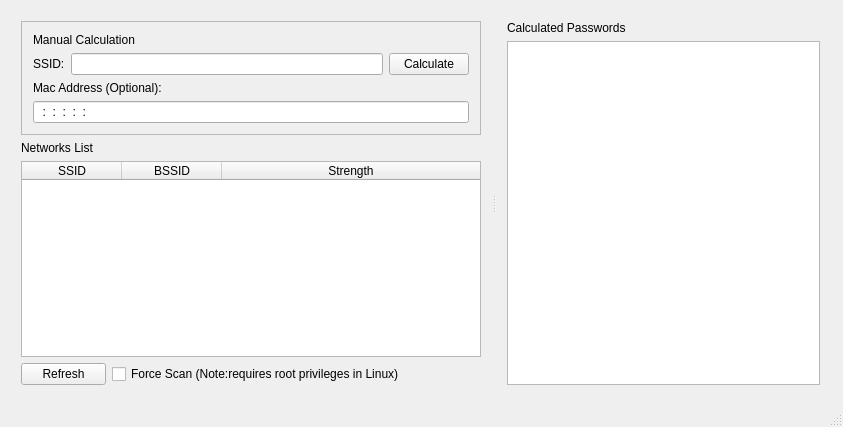
Qt form forms/routerkeygen.ui (routerkeygen/routerkeygenPC) before a commit.
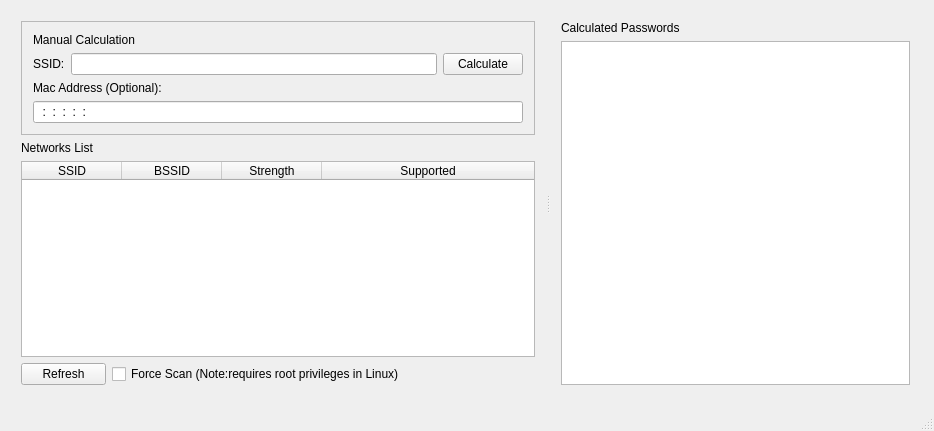
The same form after that commit. Icons and pictures are not drawn.

Commit message: Added supported column to the Network List table and sort the table by it.

```diff
--- a/forms/routerkeygen.ui
+++ b/forms/routerkeygen.ui
@@ -6,8 +6,8 @@
    <rect>
     <x>0</x>
     <y>0</y>
-    <width>843</width>
-    <height>427</height>
+    <width>934</width>
+    <height>431</height>
    </rect>
   </property>
   <property name="windowTitle">
@@ -23,7 +23,7 @@
      <rect>
       <x>10</x>
       <y>10</y>
-      <width>821</width>
+      <width>911</width>
       <height>386</height>
      </rect>
     </property>
@@ -102,7 +102,7 @@
          <bool>false</bool>
         </property>
         <property name="columnCount">
-         <number>3</number>
+         <number>4</number>
         </property>
         <attribute name="horizontalHeaderCascadingSectionResizes">
          <bool>true</bool>
@@ -131,6 +131,11 @@
           <string>Strength</string>
          </property>
         </column>
+        <column>
+         <property name="text">
+          <string>Supported</string>
+         </property>
+        </column>
        </widget>
       </item>
       <item>
```
The commit also changes 2 other files.
